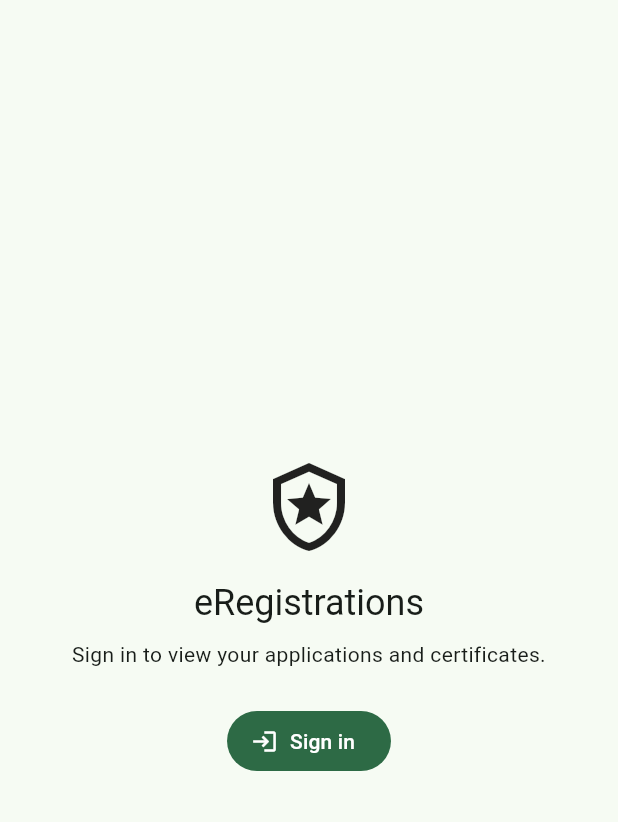
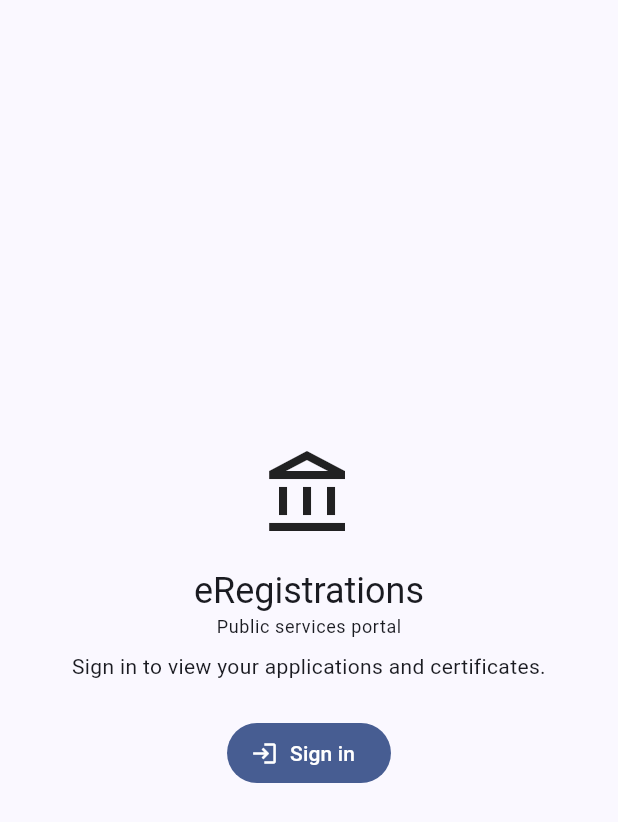
Before and after one commit to krixerx/cib7-react-poc, a Flutter app: the screen it shows after launch, on a phone screen of 412 x 824 dp. Shown: the top 822 px of the screen. Run offline on Flutter 3.47's test engine with Material 3 defaults, Android fonts, the phone set to English and light mode, and no system bars; our stand-ins replace flutter_svg, qr_flutter, web; missing offline and left inert: dart:js_interop; network calls fail; statements that could not run were skipped.

Commit message:
feat(mobile): brand, colours and document labels from the pack
The Flutter app hard-coded "CompanyLab", a green seed colour, its
document labels and its web shell. lib/pack.dart now reads the pack's
branding and catalog texts from /mobile/pack/ at startup (name, sub,
logo with dark variant, primary colour per scheme seeding the Material
scheme, document labels) under the SPA's brand format v1 rules, with
the core look as fallback. The page title and install manifest are
filled from the pack at image build (tool/brand_web_shell.dart). The
image builds from the repo root to carry the pack; nginx serves
/mobile/pack/ with no-cache and the app's security headers. First
Flutter tests cover the loader's rules. S27 to S29.

Co-Authored-By: Claude Opus 5.5 <noreply@anthropic.com>

```diff
--- a/mobile/lib/main.dart
+++ b/mobile/lib/main.dart
@@ -1,11 +1,16 @@
 import 'package:flutter/material.dart';
+import 'package:flutter_svg/flutter_svg.dart';
 
 import 'applications.dart';
 import 'auth/auth_service.dart';
+import 'pack.dart';
 import 'wallet.dart';
 
 Future<void> main() async {
   WidgetsFlutterBinding.ensureInitialized();
+  // The service pack's name, colours, logo and labels, before the first frame
+  // so the app never shows the core look first. Never throws.
+  Pack.current = await Pack.load();
   final auth = AuthService();
   // Completes a returning login redirect or restores a saved session before
   // the first frame, so we don't briefly flash the login screen.
@@ -25,13 +30,19 @@ class ApplicantApp extends StatelessWidget {
 
   @override
   Widget build(BuildContext context) {
+    final pack = Pack.current;
     return MaterialApp(
-      title: 'CompanyLab',
+      title: pack.name,
       debugShowCheckedModeBanner: false,
-      theme: ThemeData(
-        colorSchemeSeed: const Color(0xFF1F6F43),
+      // Seeded from the pack's primary colour per scheme, and following the
+      // system's light or dark setting, as the SPA does.
+      theme: ThemeData(colorSchemeSeed: pack.primaryLight, useMaterial3: true),
+      darkTheme: ThemeData(
+        colorSchemeSeed: pack.primaryDark,
+        brightness: Brightness.dark,
         useMaterial3: true,
       ),
+      themeMode: ThemeMode.system,
       // Rebuild the gate whenever auth state changes (login/logout/refresh).
       home: ListenableBuilder(
         listenable: auth,
@@ -57,11 +68,15 @@ class LoginScreen extends StatelessWidget {
           child: Column(
             mainAxisSize: MainAxisSize.min,
             children: [
-              const Icon(Icons.local_police_outlined, size: 64),
+              const BrandLogo(size: 64),
               const SizedBox(height: 16),
               Text(
-                'eRegistrations',
+                Pack.current.name,
                 style: Theme.of(context).textTheme.headlineSmall,
+              ),
+              Text(
+                Pack.current.sub,
+                style: Theme.of(context).textTheme.bodySmall,
               ),
               const SizedBox(height: 8),
               Text(
@@ -158,3 +173,23 @@ class _HomeScreenState extends State<HomeScreen> {
     );
   }
 }
+
+/// The pack's logo for the current brightness, or the core icon when the pack
+/// has none or it fails to load.
+class BrandLogo extends StatelessWidget {
+  const BrandLogo({super.key, required this.size});
+
+  final double size;
+
+  @override
+  Widget build(BuildContext context) {
+    final dark = Theme.of(context).brightness == Brightness.dark;
+    final url = dark ? Pack.current.logoDark : Pack.current.logoLight;
+    final fallback = Icon(Icons.account_balance_outlined, size: size);
+    if (url == null) return fallback;
+    final src = url.toString();
+    return src.endsWith('.svg')
+        ? SvgPicture.network(src, height: size, placeholderBuilder: (_) => SizedBox(height: size))
+        : Image.network(src, height: size, errorBuilder: (_, __, ___) => fallback);
+  }
+}
--- a/mobile/pubspec.yaml
+++ b/mobile/pubspec.yaml
@@ -13,8 +13,11 @@ dependencies:
   crypto: ^3.0.3 # SHA-256 for the PKCE code challenge
   web: ^1.1.0 # browser APIs (location/sessionStorage/history) for the OIDC redirect
   qr_flutter: ^4.1.0 # renders the certificate verification QR (RFP FR 2.6)
+  flutter_svg: ^2.0.0 # the service pack's SVG logo
 
 dev_dependencies:
+  flutter_test:
+    sdk: flutter
   flutter_lints: ^4.0.0
 
 flutter:
```
Also changed, not shown: mobile/lib/documents.dart (+4 -10 lines), mobile/lib/pack.dart (added, +172 -0 lines), mobile/tool/brand_web_shell.dart (added, +67 -0 lines), mobile/web-overrides/manifest.json, 9 other files.
